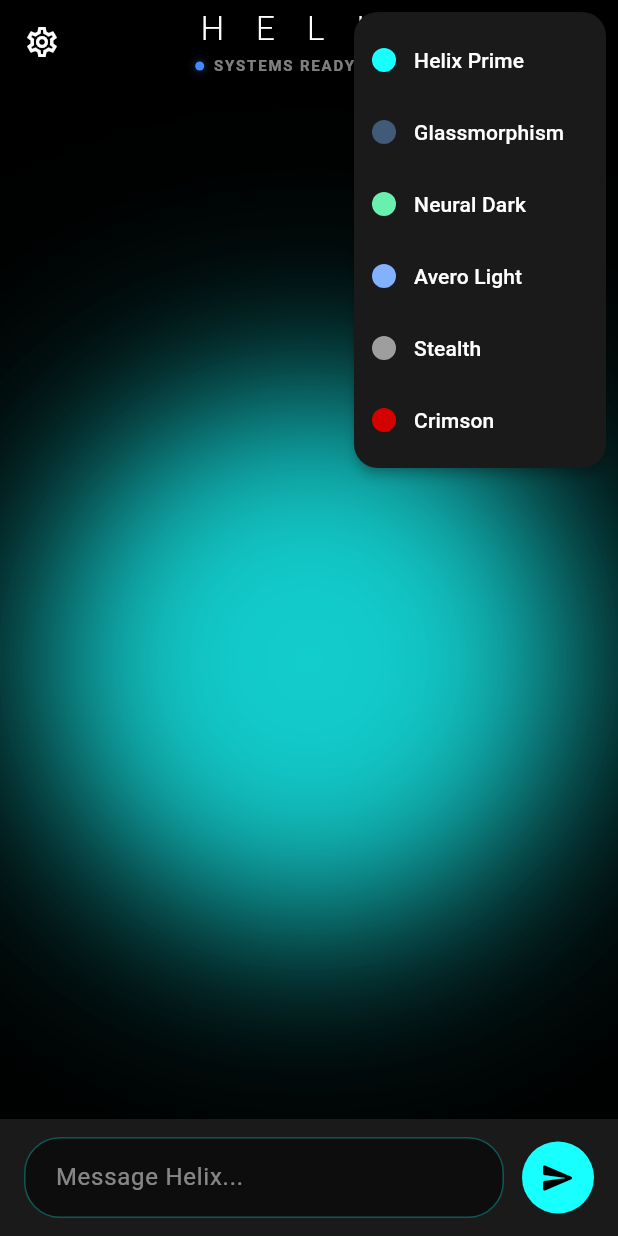
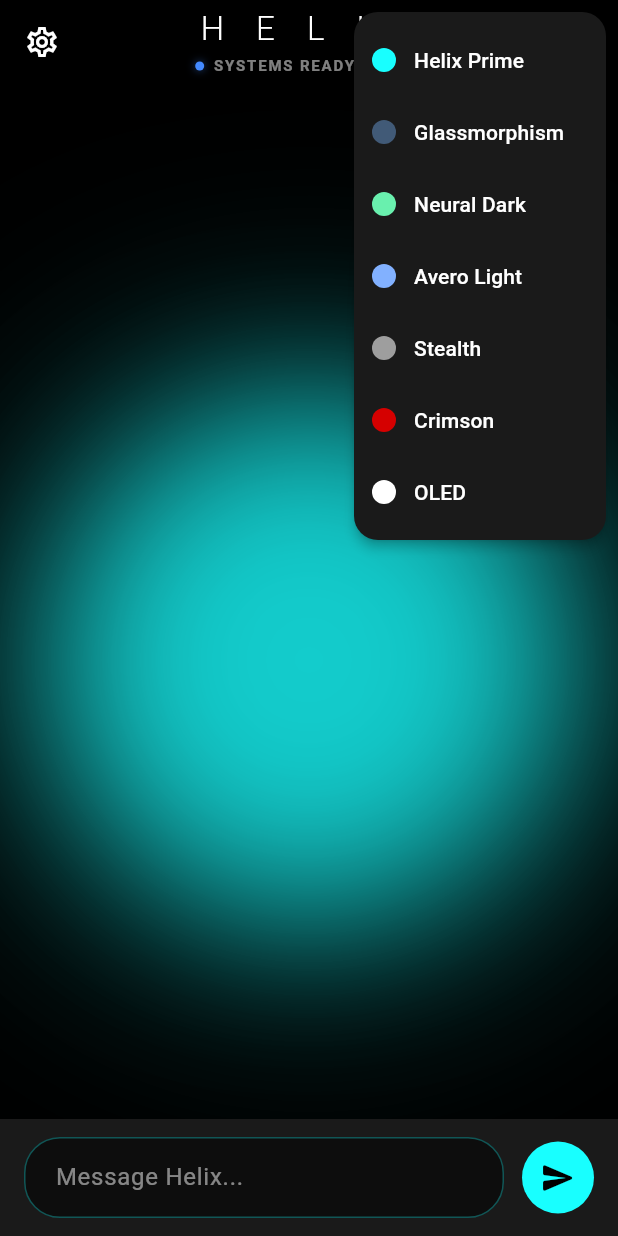
Before and after one commit to official-Samayran/H-E-L-I-X, a Flutter app: the screen it shows after launch, after a tap on the "palette" icon, on a phone screen of 412 x 824 dp. Run offline on Flutter 3.47's test engine with Material 3 defaults, Android fonts, the phone set to English and light mode, and no system bars; our stand-ins replace fl_chart, flutter_secure_storage, shared_preferences.

Commit message:
feat: implement connection service with hybrid Ollama/Gemini support and add theme configuration.

```diff
--- a/lib/theme/app_theme.dart
+++ b/lib/theme/app_theme.dart
@@ -7,6 +7,7 @@ enum AppThemeType {
   averoLight,
   stealth,
   crimson,
+  oled,
 }
 
 class AppThemeData {
@@ -135,5 +136,22 @@ class AppThemes {
         ),
       ),
     ),
+    AppThemeType.oled: AppThemeData(
+      type: AppThemeType.oled,
+      name: 'OLED',
+      backgroundColor: Colors.black,
+      auraColor: Colors.white,
+      chatBackgroundColor: const Color(0xFF0A0A0A),
+      textColor: Colors.white,
+      accentColor: Colors.white,
+      themeData: ThemeData.dark().copyWith(
+        scaffoldBackgroundColor: Colors.black,
+        colorScheme: const ColorScheme.dark().copyWith(
+          primary: Colors.white,
+          secondary: Colors.white,
+          surface: const Color(0xFF0A0A0A),
+        ),
+      ),
+    ),
   };
 }
```
Also changed, not shown: fetch_models.dart (added, +11 -0 lines), lib/services/connection_service.dart (+14 -2 lines).
